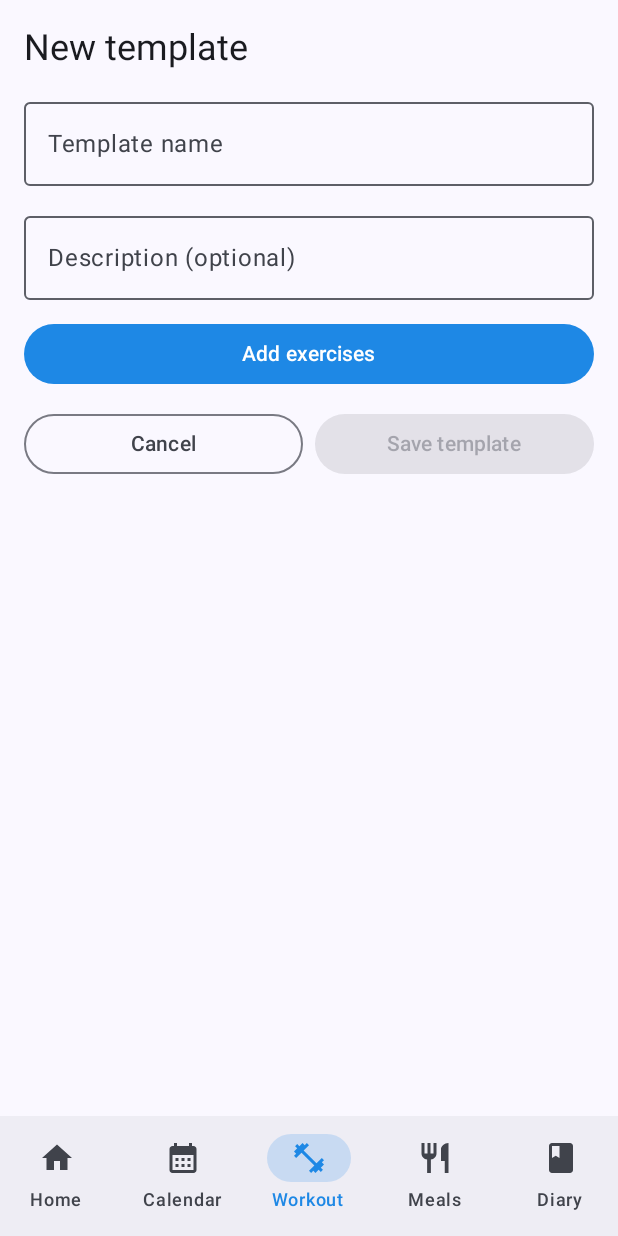
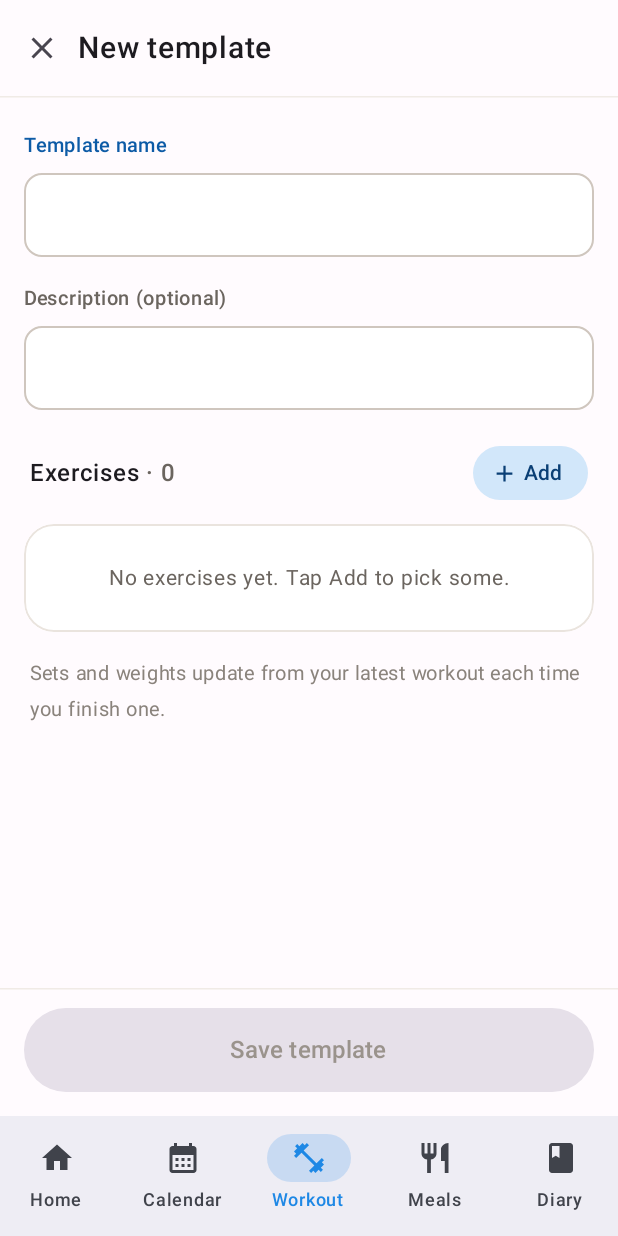
Before and after one commit to ClaudiaMarques1/one, an Android app built with Jetpack Compose: the WorkoutScreen screen opened through its navigation route, after a tap on "Template", on a phone screen of 412 x 824 dp. Run offline under Robolectric (Android 15) with nearby library versions, the phone set to English and light mode, and no system bars; our stand-ins replace Firebase (no records; nobody signed in at launch, a user with empty details on screens opened directly); libraries missing offline, so code that uses them is left out: sh.calvin.reorderable.

Commit message:
feat(workout): rebuild the template builder with drag-to-reorder (1d)
Top bar with close, labelled name and description fields, the Exercises header with a tonal
Add button, and a list card whose rows show a drag handle, number badge, last-time summary and
remove. Dragging a handle reorders via moveDraftExercise. Save stays disabled until there is a
name and at least one exercise.

```diff
--- a/app/src/main/kotlin/app/theone/android/ui/theme/Color.kt
+++ b/app/src/main/kotlin/app/theone/android/ui/theme/Color.kt
@@ -35,6 +35,7 @@ val WarmBodyText = Color(0xFF3B3733)
 val WarmHint = Color(0xFF8A837C)
 val WarmField = Color(0xFFF4F1EE)
 val WarmDisabledFill = Color(0xFFE6E0E9)
+val WarmHandle = Color(0xFFB5AEA7)
 
 // Workout section tokens (design handoff: workout redesign). The accent fill is WorkoutAccent.
 val WorkoutInk = Color(0xFF0D5BA6)
--- a/app/src/main/kotlin/app/theone/android/workout/frontend/WorkoutScreen.kt
+++ b/app/src/main/kotlin/app/theone/android/workout/frontend/WorkoutScreen.kt
@@ -87,6 +87,7 @@ fun WorkoutScreen(
                     onDescriptionChange = { templateViewModel.updateDraftDescription(it) },
                     onAddExercisesClick = { showPicker = true },
                     onRemoveExercise = { templateViewModel.removeDraftExercise(it) },
+                    onMoveExercise = templateViewModel::moveDraftExercise,
                     onCancel = {
                         templateViewModel.clearDraft()
                         isBuildingTemplate = false
--- a/app/src/main/kotlin/app/theone/android/workout/templates/frontend/TemplateBuilderContent.kt
+++ b/app/src/main/kotlin/app/theone/android/workout/templates/frontend/TemplateBuilderContent.kt
@@ -1,32 +1,76 @@
 package app.theone.android.workout.templates.frontend
 
+import androidx.compose.foundation.background
+import androidx.compose.foundation.border
 import androidx.compose.foundation.layout.Arrangement
+import androidx.compose.foundation.layout.Box
 import androidx.compose.foundation.layout.Column
+import androidx.compose.foundation.layout.PaddingValues
 import androidx.compose.foundation.layout.Row
+import androidx.compose.foundation.layout.Spacer
 import androidx.compose.foundation.layout.fillMaxSize
 import androidx.compose.foundation.layout.fillMaxWidth
+import androidx.compose.foundation.layout.height
+import androidx.compose.foundation.layout.heightIn
 import androidx.compose.foundation.layout.padding
-import androidx.compose.foundation.lazy.LazyColumn
-import androidx.compose.foundation.lazy.itemsIndexed
+import androidx.compose.foundation.layout.size
+import androidx.compose.foundation.layout.width
+import androidx.compose.foundation.rememberScrollState
+import androidx.compose.foundation.shape.CircleShape
+import androidx.compose.foundation.shape.RoundedCornerShape
+import androidx.compose.foundation.verticalScroll
 import androidx.compose.material.icons.Icons
-import androidx.compose.material.icons.filled.Delete
+import androidx.compose.material.icons.filled.Add
+import androidx.compose.material.icons.filled.Close
+import androidx.compose.material.icons.filled.DragIndicator
 import androidx.compose.material3.Button
-import androidx.compose.material3.Card
+import androidx.compose.material3.ButtonDefaults
+import androidx.compose.material3.FilledTonalButton
+import androidx.compose.material3.HorizontalDivider
 import androidx.compose.material3.Icon
 import androidx.compose.material3.IconButton
 import androidx.compose.material3.MaterialTheme
-import androidx.compose.material3.OutlinedButton
 import androidx.compose.material3.OutlinedTextField
-import androidx.compose.material3.Scaffold
+import androidx.compose.material3.OutlinedTextFieldDefaults
 import androidx.compose.material3.Text
 import androidx.compose.runtime.Composable
+import androidx.compose.runtime.key
 import androidx.compose.ui.Alignment
 import androidx.compose.ui.Modifier
+import androidx.compose.ui.draw.clip
+import androidx.compose.ui.draw.shadow
+import androidx.compose.ui.graphics.Color
+import androidx.compose.ui.text.SpanStyle
+import androidx.compose.ui.text.buildAnnotatedString
+import androidx.compose.ui.text.font.FontWeight
+import androidx.compose.ui.text.style.TextAlign
+import androidx.compose.ui.text.withStyle
 import androidx.compose.ui.tooling.preview.Preview
 import androidx.compose.ui.unit.dp
+import androidx.compose.ui.unit.sp
 import app.theone.android.ui.theme.OneTheme
+import app.theone.android.ui.theme.WarmButtonOutline
+import app.theone.android.ui.theme.WarmCardBorder
+import app.theone.android.ui.theme.WarmDisabledFill
+import app.theone.android.ui.theme.WarmDivider
+import app.theone.android.ui.theme.WarmHandle
+import app.theone.android.ui.theme.WarmHint
+import app.theone.android.ui.theme.WarmIcon
+import app.theone.android.ui.theme.WarmMutedIcon
+import app.theone.android.ui.theme.WarmOnSurface
+import app.theone.android.ui.theme.WarmSecondaryText
+import app.theone.android.ui.theme.WarmSurface
+import app.theone.android.ui.theme.WorkoutContainer
+import app.theone.android.ui.theme.WorkoutDeep
+import app.theone.android.ui.theme.WorkoutInk
+import app.theone.android.ui.theme.WorkoutSoft
 import app.theone.android.workout.templates.backend.TemplateExercise
 import app.theone.android.workout.templates.backend.TemplateSet
+import sh.calvin.reorderable.ReorderableColumn
+
+// 1d in the workout redesign handoff.
+
+private val CardShape = RoundedCornerShape(20.dp)
 
 @Composable
 fun TemplateBuilderContent(
@@ -38,92 +82,223 @@ fun TemplateBuilderContent(
     onDescriptionChange: (String) -> Unit,
     onAddExercisesClick: () -> Unit,
     onRemoveExercise: (Int) -> Unit,
+    onMoveExercise: (from: Int, to: Int) -> Unit,
     onCancel: () -> Unit,
     onSave: () -> Unit
 ) {
-    Scaffold { padding ->
-        LazyColumn(
+    Column(
         modifier = Modifier
             .fillMaxSize()
-                .padding(padding)
-                .padding(16.dp),
-            verticalArrangement = Arrangement.spacedBy(12.dp)
+            .background(WarmSurface)
     ) {
-            item {
+        Row(
+            modifier = Modifier
+                .fillMaxWidth()
+                .height(64.dp)
+                .padding(horizontal = 4.dp),
+            verticalAlignment = Alignment.CenterVertically
+        ) {
+            IconButton(onClick = onCancel, modifier = Modifier.size(48.dp)) {
+                Icon(Icons.Filled.Close, contentDescription = "Close", tint = WarmIcon)
+            }
             Text(
                 if (isEditing) "Edit template" else "New template",
-                    style = MaterialTheme.typography.headlineSmall
+                fontSize = 20.sp,
+                fontWeight = FontWeight.SemiBold,
+                color = WarmOnSurface
+            )
+        }
+        HorizontalDivider(color = WarmDivider)
+
+        Column(
+            modifier = Modifier
+                .weight(1f)
+                .verticalScroll(rememberScrollState())
+                .padding(start = 16.dp, top = 20.dp, end = 16.dp, bottom = 24.dp),
+            verticalArrangement = Arrangement.spacedBy(16.dp)
+        ) {
+            LabeledField(label = "Template name", labelColor = WorkoutInk) {
+                OutlinedTextField(
+                    value = name,
+                    onValueChange = onNameChange,
+                    singleLine = true,
+                    shape = RoundedCornerShape(12.dp),
+                    colors = fieldColors(),
+                    modifier = Modifier.fillMaxWidth()
+                )
+            }
+            LabeledField(label = "Description (optional)", labelColor = WarmSecondaryText) {
+                OutlinedTextField(
+                    value = description,
+                    onValueChange = onDescriptionChange,
+                    shape = RoundedCornerShape(12.dp),
+                    colors = fieldColors(),
+                    modifier = Modifier
+                        .fillMaxWidth()
+                        .heightIn(min = 52.dp)
                 )
             }
 
-            item {
-                OutlinedTextField(
-                    value = name,
-                    onValueChange = onNameChange,
-                    label = { Text("Template name") },
-                    singleLine = true,
-                    modifier = Modifier.fillMaxWidth()
+            ExercisesHeader(count = exercises.size, onAddClick = onAddExercisesClick)
+            ExerciseListCard(exercises = exercises, onRemove = onRemoveExercise, onMove = onMoveExercise)
+            Text(
+                "Sets and weights update from your latest workout each time you finish one.",
+                fontSize = 13.sp,
+                color = WarmHint,
+                modifier = Modifier.padding(horizontal = 4.dp)
             )
         }
 
-            item {
-                OutlinedTextField(
-                    value = description,
-                    onValueChange = onDescriptionChange,
-                    label = { Text("Description (optional)") },
-                    modifier = Modifier.fillMaxWidth()
-                )
+        HorizontalDivider(color = WarmDivider)
+        Button(
+            onClick = onSave,
+            enabled = name.isNotBlank() && exercises.isNotEmpty(),
+            colors = ButtonDefaults.buttonColors(
+                containerColor = MaterialTheme.colorScheme.primary,
+                contentColor = Color.White,
+                disabledContainerColor = WarmDisabledFill,
+                disabledContentColor = WarmMutedIcon
+            ),
+            modifier = Modifier
+                .fillMaxWidth()
+                .padding(start = 16.dp, top = 12.dp, end = 16.dp, bottom = 16.dp)
+                .height(56.dp)
+        ) {
+            Text(if (isEditing) "Save changes" else "Save template", fontSize = 16.sp, fontWeight = FontWeight.SemiBold)
         }
-
-            item {
-                Button(onClick = onAddExercisesClick, modifier = Modifier.fillMaxWidth()) {
-                    Text("Add exercises")
     }
 }
 
-            if (exercises.isNotEmpty()) {
-                itemsIndexed(exercises) { index, exercise ->
-                    Card(modifier = Modifier.fillMaxWidth()) {
+@Composable
+private fun fieldColors() = OutlinedTextFieldDefaults.colors(
+    focusedBorderColor = MaterialTheme.colorScheme.primary,
+    unfocusedBorderColor = WarmButtonOutline,
+    focusedContainerColor = Color.White,
+    unfocusedContainerColor = Color.White
+)
+
+@Composable
+private fun LabeledField(label: String, labelColor: Color, field: @Composable () -> Unit) {
+    Column(verticalArrangement = Arrangement.spacedBy(6.dp)) {
+        Text(label, fontSize = 13.sp, fontWeight = FontWeight.Medium, color = labelColor)
+        field()
+    }
+}
+
+@Composable
+private fun ExercisesHeader(count: Int, onAddClick: () -> Unit) {
     Row(
         modifier = Modifier
             .fillMaxWidth()
-                                .padding(12.dp),
-                            horizontalArrangement = Arrangement.SpaceBetween,
+            .padding(start = 4.dp, top = 8.dp, end = 4.dp),
         verticalAlignment = Alignment.CenterVertically
     ) {
-                            Column {
-                                Text(exercise.name)
-                                if (exercise.sets.isNotEmpty()) {
         Text(
-                                        "Last time: " + exercise.sets.joinToString(", ") { "${it.reps}×${it.weightKg}kg" },
-                                        style = MaterialTheme.typography.bodySmall
+            buildAnnotatedString {
+                append("Exercises")
+                withStyle(SpanStyle(color = WarmSecondaryText)) { append(" · $count") }
+            },
+            fontSize = 16.sp,
+            fontWeight = FontWeight.SemiBold,
+            color = WarmOnSurface,
+            modifier = Modifier.weight(1f)
         )
+        FilledTonalButton(
+            onClick = onAddClick,
+            modifier = Modifier.height(36.dp),
+            contentPadding = PaddingValues(start = 12.dp, end = 16.dp),
+            colors = ButtonDefaults.filledTonalButtonColors(containerColor = WorkoutContainer, contentColor = WorkoutDeep)
+        ) {
+            Icon(Icons.Filled.Add, contentDescription = null, modifier = Modifier.size(18.dp))
+            Spacer(modifier = Modifier.width(4.dp))
+            Text("Add", fontSize = 14.sp, fontWeight = FontWeight.Medium)
         }
     }
-                            IconButton(onClick = { onRemoveExercise(index) }) {
-                                Icon(Icons.Filled.Delete, contentDescription = "Remove ${exercise.name}")
+}
+
+/** Drag the handle to reorder; the move is applied when the drag settles. */
+@Composable
+private fun ExerciseListCard(exercises: List<TemplateExercise>, onRemove: (Int) -> Unit, onMove: (Int, Int) -> Unit) {
+    Box(
+        modifier = Modifier
+            .fillMaxWidth()
+            .clip(CardShape)
+            .background(Color.White)
+            .border(1.dp, WarmCardBorder, CardShape)
+    ) {
+        if (exercises.isEmpty()) {
+            Text(
+                "No exercises yet. Tap Add to pick some.",
+                fontSize = 14.sp,
+                color = WarmSecondaryText,
+                textAlign = TextAlign.Center,
+                modifier = Modifier
+                    .fillMaxWidth()
+                    .padding(24.dp)
+            )
+        } else {
+            ReorderableColumn(list = exercises, onSettle = onMove) { index, exercise, isDragging ->
+                // Templates can hold the same exercise twice (Duplicate in a workout), so the name alone isn't a unique key.
+                key(exercise.name, exercises.take(index).count { it.name == exercise.name }) {
+                    ExerciseRow(
+                        number = index + 1,
+                        exercise = exercise,
+                        showDivider = index > 0 && !isDragging,
+                        isDragging = isDragging,
+                        handle = Modifier.draggableHandle(),
+                        onRemove = { onRemove(index) }
+                    )
                 }
             }
         }
     }
 }
 
-            item {
+@Composable
+private fun ExerciseRow(
+    number: Int,
+    exercise: TemplateExercise,
+    showDivider: Boolean,
+    isDragging: Boolean,
+    handle: Modifier,
+    onRemove: () -> Unit
+) {
+    Column(
+        modifier = Modifier
+            .then(if (isDragging) Modifier.shadow(8.dp, RoundedCornerShape(12.dp)) else Modifier)
+            .background(Color.White)
+    ) {
+        if (showDivider) HorizontalDivider(color = WarmDivider)
         Row(
-                    horizontalArrangement = Arrangement.spacedBy(8.dp),
-                    modifier = Modifier.fillMaxWidth()
+            modifier = Modifier.padding(start = 8.dp, top = 10.dp, end = 4.dp, bottom = 10.dp),
+            horizontalArrangement = Arrangement.spacedBy(10.dp),
+            verticalAlignment = Alignment.CenterVertically
         ) {
-                    OutlinedButton(onClick = onCancel, modifier = Modifier.weight(1f)) {
-                        Text("Cancel")
+            Icon(
+                Icons.Filled.DragIndicator,
+                contentDescription = "Reorder ${exercise.name}",
+                tint = WarmHandle,
+                modifier = handle.size(22.dp)
+            )
+            Box(
+                modifier = Modifier
+                    .size(28.dp)
+                    .clip(CircleShape)
+                    .background(WorkoutSoft),
+                contentAlignment = Alignment.Center
+            ) {
+                Text("$number", fontSize = 13.sp, fontWeight = FontWeight.SemiBold, color = WorkoutInk)
             }
-                    Button(
-                        onClick = onSave,
-                        enabled = name.isNotBlank() && exercises.isNotEmpty(),
-                        modifier = Modifier.weight(1f)
-                    ) {
-                        Text(if (isEditing) "Save changes" else "Save template")
+            Column(modifier = Modifier.weight(1f)) {
+                Text(exercise.name, fontSize = 15.sp, fontWeight = FontWeight.Medium, color = WarmOnSurface)
+                Text(
+                    if (exercise.sets.isEmpty()) "No sets yet" else "Last time: ${setSummary(exercise.sets)}",
+                    fontSize = 13.sp,
+                    color = WarmSecondaryText
+                )
             }
-                }
+            IconButton(onClick = onRemove, modifier = Modifier.size(44.dp)) {
+                Icon(Icons.Filled.Close, contentDescription = "Remove ${exercise.name}", tint = WarmSecondaryText)
             }
         }
     }
@@ -137,7 +312,7 @@ private fun TemplateBuilderContentPreview() {
             name = "Push Day",
             description = "Chest, shoulders, triceps",
             exercises = listOf(
-                TemplateExercise("Bench Press", listOf(TemplateSet(8, 60.0))),
+                TemplateExercise("Bench Press", List(3) { TemplateSet(10, 35.0) }),
                 TemplateExercise("Lateral Raise")
             ),
             isEditing = false,
@@ -145,6 +320,7 @@ private fun TemplateBuilderContentPreview() {
             onDescriptionChange = {},
             onAddExercisesClick = {},
             onRemoveExercise = {},
+            onMoveExercise = { _, _ -> },
             onCancel = {},
             onSave = {}
         )
```
Lines whose indentation alone changed are shown as unchanged.
